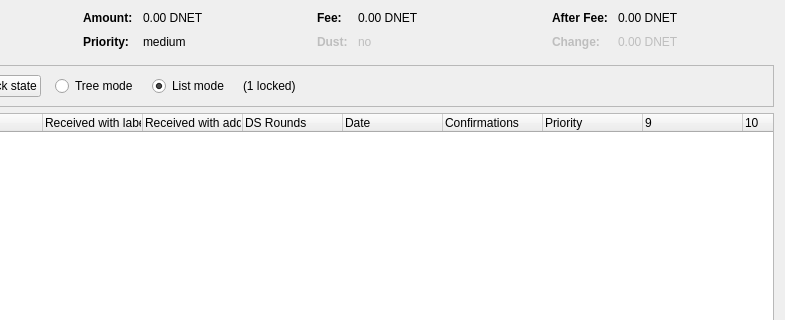
eons-finance/ALQO, file src/qt/forms/coincontroldialog.ui: the form before one commit; both pictures show x 169 to 954 and y 0 to 320 of the 954 by 500 pixel window.
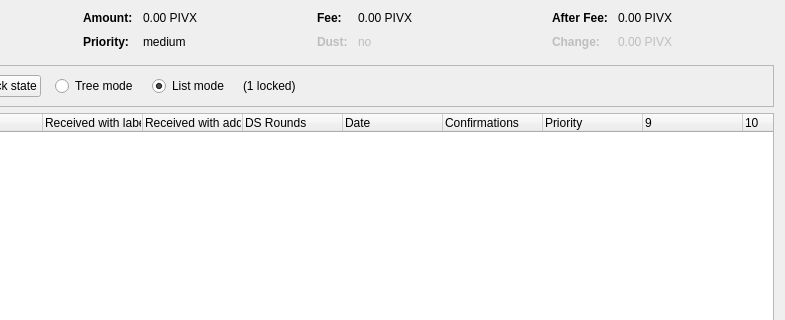
The form after the commit. Custom widgets are drawn as their Qt base class.

Commit message: substitute DNET -> PIVX

What changed in the file:
```diff
--- a/src/qt/forms/coincontroldialog.ui
+++ b/src/qt/forms/coincontroldialog.ui
@@ -132,7 +132,7 @@
           <enum>Qt::ActionsContextMenu</enum>
          </property>
          <property name="text">
-          <string notr="true">0.00 DNET</string>
+          <string notr="true">0.00 PIVX</string>
          </property>
          <property name="textInteractionFlags">
           <set>Qt::LinksAccessibleByMouse|Qt::TextSelectableByKeyboard|Qt::TextSelectableByMouse</set>
@@ -206,7 +206,7 @@
           <enum>Qt::ActionsContextMenu</enum>
          </property>
          <property name="text">
-          <string notr="true">0.00 DNET</string>
+          <string notr="true">0.00 PIVX</string>
          </property>
          <property name="textInteractionFlags">
           <set>Qt::LinksAccessibleByMouse|Qt::TextSelectableByKeyboard|Qt::TextSelectableByMouse</set>
@@ -286,7 +286,7 @@
           <enum>Qt::ActionsContextMenu</enum>
          </property>
          <property name="text">
-          <string notr="true">0.00 DNET</string>
+          <string notr="true">0.00 PIVX</string>
          </property>
          <property name="textInteractionFlags">
           <set>Qt::LinksAccessibleByMouse|Qt::TextSelectableByKeyboard|Qt::TextSelectableByMouse</set>
@@ -321,7 +321,7 @@
           <enum>Qt::ActionsContextMenu</enum>
          </property>
          <property name="text">
-          <string notr="true">0.00 DNET</string>
+          <string notr="true">0.00 PIVX</string>
          </property>
          <property name="textInteractionFlags">
           <set>Qt::LinksAccessibleByMouse|Qt::TextSelectableByKeyboard|Qt::TextSelectableByMouse</set>
```
The commit also changes 59 other files.
